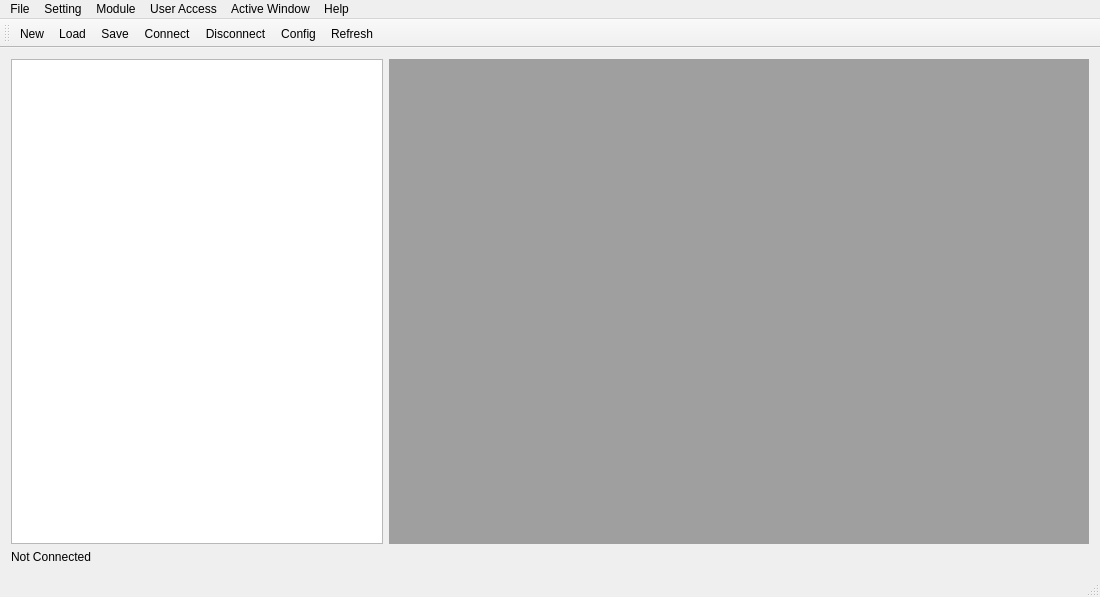
First picture: the form in view/mainwindow.ui, repository zenaki/RTU, before the edit.
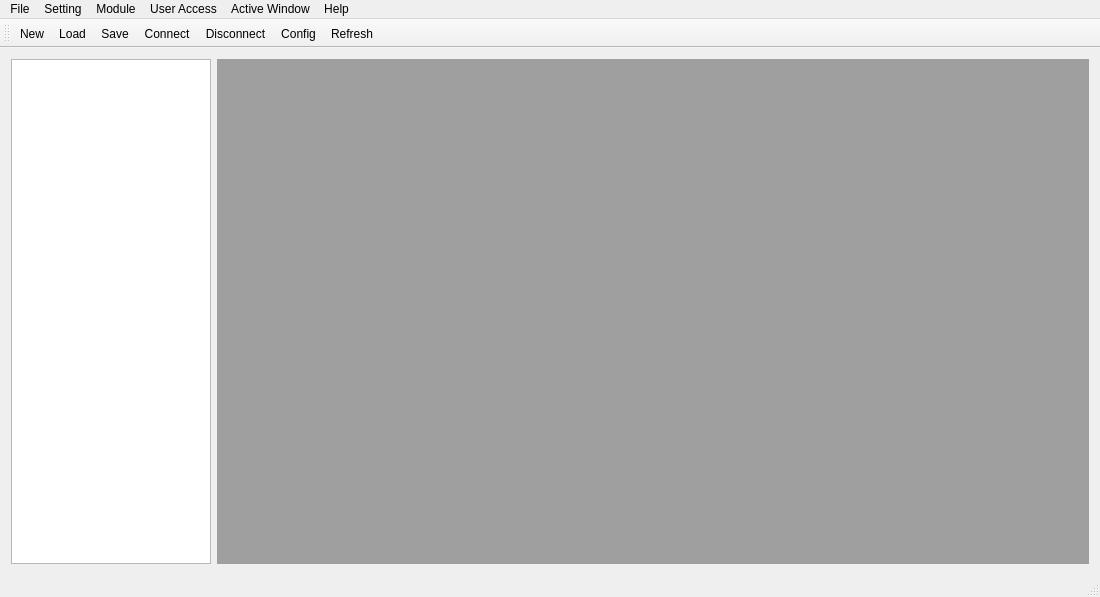
Second picture: the form after the edit. Icons and pictures are not drawn.

The edit to the form file:
```diff
--- a/view/mainwindow.ui
+++ b/view/mainwindow.ui
@@ -28,6 +28,28 @@
   </property>
   <widget class="QWidget" name="centralWidget">
    <layout class="QGridLayout" name="gridLayout">
+    <item row="0" column="0">
+     <widget class="QTreeView" name="treeView">
+      <property name="sizePolicy">
+       <sizepolicy hsizetype="Expanding" vsizetype="Expanding">
+        <horstretch>0</horstretch>
+        <verstretch>0</verstretch>
+       </sizepolicy>
+      </property>
+      <property name="minimumSize">
+       <size>
+        <width>100</width>
+        <height>100</height>
+       </size>
+      </property>
+      <property name="maximumSize">
+       <size>
+        <width>200</width>
+        <height>16777215</height>
+       </size>
+      </property>
+     </widget>
+    </item>
     <item row="0" column="1">
      <widget class="QMdiArea" name="mdiArea">
       <property name="minimumSize">
@@ -38,23 +60,6 @@
       </property>
      </widget>
     </item>
-    <item row="0" column="0">
-     <widget class="QTreeView" name="treeView">
-      <property name="minimumSize">
-       <size>
-        <width>250</width>
-        <height>450</height>
-       </size>
-      </property>
-     </widget>
-    </item>
-    <item row="2" column="0" colspan="2">
-     <widget class="QLabel" name="bottom_message">
-      <property name="text">
-       <string>Not Connected</string>
-      </property>
-     </widget>
-    </item>
    </layout>
   </widget>
   <widget class="QMenuBar" name="menuBar">
```
